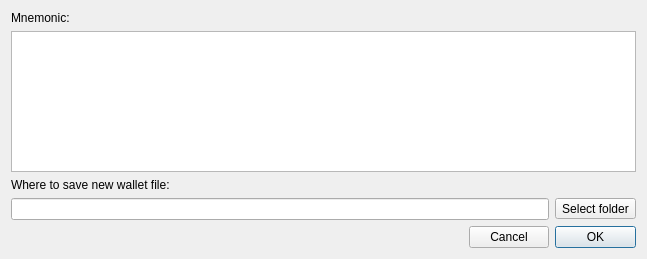
Old version of the form src/gui/ui/restorefrommnemonicseeddialog.ui in the repository dcrsprotocol/dcrswallet.
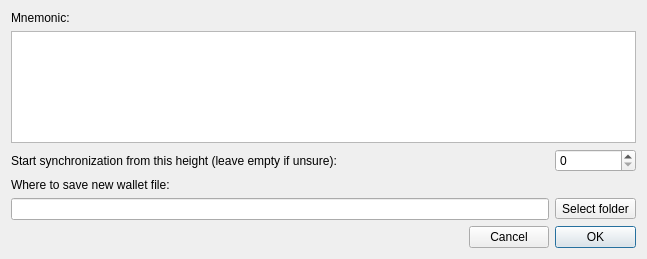
New version of the form.

```diff
--- a/src/gui/ui/restorefrommnemonicseeddialog.ui
+++ b/src/gui/ui/restorefrommnemonicseeddialog.ui
@@ -20,38 +20,42 @@
    <string>Restore from mnemonic phrase</string>
   </property>
   <layout class="QGridLayout" name="gridLayout">
-   <item row="0" column="0">
+   <item row="0" column="0" colspan="2">
     <widget class="QLabel" name="label">
      <property name="text">
       <string>Mnemonic:</string>
      </property>
     </widget>
    </item>
-   <item row="1" column="0" colspan="3">
+   <item row="1" column="0" colspan="4">
     <widget class="QTextEdit" name="m_seedEdit">
      <property name="readOnly">
       <bool>false</bool>
      </property>
     </widget>
    </item>
-   <item row="2" column="0">
-    <widget class="QLabel" name="label_2">
-     <property name="text">
-      <string>Where to save new wallet file:</string>
+   <item row="2" column="3">
+    <widget class="QSpinBox" name="m_syncHeight">
+     <property name="maximum">
+      <number>999999999</number>
      </property>
     </widget>
    </item>
-   <item row="3" column="0" colspan="2">
-    <widget class="QLineEdit" name="m_pathEdit"/>
-   </item>
-   <item row="3" column="2">
+   <item row="4" column="3">
     <widget class="QToolButton" name="m_selectPathButton">
      <property name="text">
       <string>Select folder</string>
      </property>
     </widget>
    </item>
-   <item row="4" column="0">
+   <item row="5" column="0">
+    <widget class="QLabel" name="m_errorLabel">
+     <property name="text">
+      <string/>
+     </property>
+    </widget>
+   </item>
+   <item row="5" column="1">
     <spacer name="horizontalSpacer">
      <property name="orientation">
       <enum>Qt::Horizontal</enum>
@@ -64,7 +68,7 @@
      </property>
     </spacer>
    </item>
-   <item row="4" column="1">
+   <item row="5" column="2">
     <widget class="QPushButton" name="m_cancelButton">
      <property name="text">
       <string>Cancel</string>
@@ -74,7 +78,7 @@
      </property>
     </widget>
    </item>
-   <item row="4" column="2">
+   <item row="5" column="3">
     <widget class="QPushButton" name="m_okButton">
      <property name="text">
       <string>OK</string>
@@ -87,20 +91,24 @@
      </property>
     </widget>
    </item>
+   <item row="4" column="0" colspan="3">
+    <widget class="QLineEdit" name="m_pathEdit"/>
+   </item>
+   <item row="3" column="0" colspan="4">
+    <widget class="QLabel" name="label_2">
+     <property name="text">
+      <string>Where to save new wallet file:</string>
+     </property>
+    </widget>
+   </item>
+   <item row="2" column="0" colspan="3">
+    <widget class="QLabel" name="label_3">
+     <property name="text">
+      <string>Start synchronization from this height (leave empty if unsure):</string>
+     </property>
+    </widget>
+   </item>
   </layout>
-  <widget class="QLabel" name="m_errorLabel">
-   <property name="geometry">
-    <rect>
-     <x>320</x>
-     <y>227</y>
-     <width>16</width>
-     <height>16</height>
-    </rect>
-   </property>
-   <property name="text">
-    <string/>
-   </property>
-  </widget>
  </widget>
  <resources/>
  <connections>
```
